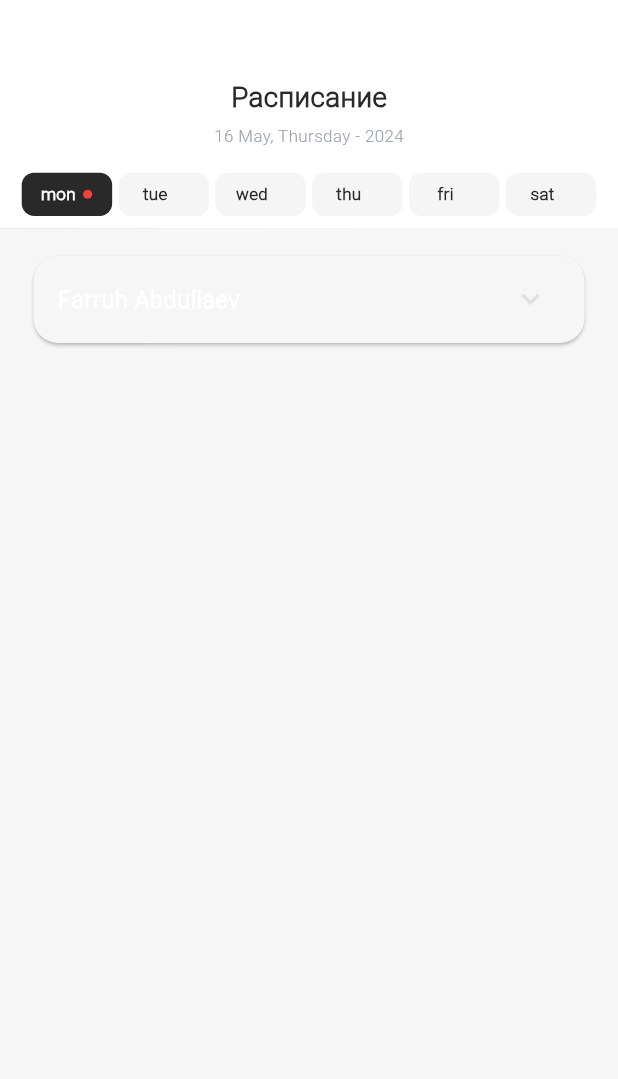
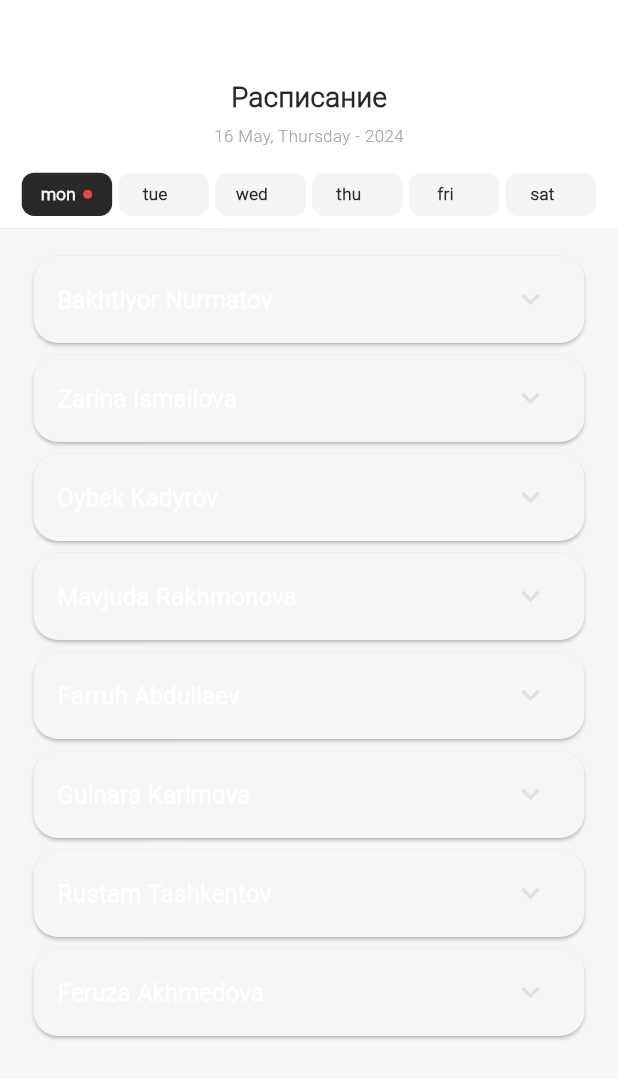
Before and after one commit to TheAbror/med_card, a Flutter app: the TimetableTab widget shown alone on an empty page, opened directly, after a tap on "mon", on a phone screen of 412 x 824 dp. Shown: the top 1079 px of the screen. Run offline on Flutter 3.47's test engine with Material 3 defaults, Android fonts, the phone set to English and light mode, and no system bars; our stand-ins replace bot_toast, chopper, equatable, fl_chart, flutter_bloc, flutter_screenutil and 4 more; missing offline and left inert: flutter_dialogs; accounts and stored records are empty; generated files the repository leaves out were written again; network calls fail.

Commit message:
timetable corrections

```diff
--- a/lib/lib/doc_root_page/tabs/doc_appointment_tab/timetable_tab/bloc/timetable_state.dart
+++ b/lib/lib/doc_root_page/tabs/doc_appointment_tab/timetable_tab/bloc/timetable_state.dart
@@ -64,12 +64,82 @@ class TimetableState extends Equatable {
         [
           WeekDay(
             patientInfo: PatientInfo(
+              id: 10,
+              fullName: 'Bakhtiyor Nurmatov',
+              phone_number: '998911234567',
+              meeting_time: '16:00',
+              topic: 'Orthopedic consultation',
+              comments: 'Wear comfortable clothing',
+            ),
+          ),
+          WeekDay(
+            patientInfo: PatientInfo(
+              id: 11,
+              fullName: 'Zarina Ismailova',
+              phone_number: '998913456789',
+              meeting_time: '12:30',
+              topic: 'Pregnancy check-up',
+              comments: 'Bring medical history',
+            ),
+          ),
+          WeekDay(
+            patientInfo: PatientInfo(
+              id: 12,
+              fullName: 'Oybek Kadyrov',
+              phone_number: '998915678901',
+              meeting_time: '15:00',
+              topic: 'Skin consultation',
+              comments: 'Avoid using skin products before visit',
+            ),
+          ),
+          WeekDay(
+            patientInfo: PatientInfo(
+              id: 13,
+              fullName: 'Mavjuda Rakhmonova',
+              phone_number: '998917890123',
+              meeting_time: '17:00',
+              topic: 'Cardiology appointment',
+              comments: 'Bring previous ECG results',
+            ),
+          ),
+          WeekDay(
+            patientInfo: PatientInfo(
               id: 1,
               fullName: 'Farruh Abdullaev',
               phone_number: '998112233445',
               meeting_time: '10:30',
               topic: 'Regular checkup',
               comments: '',
+            ),
+          ),
+          WeekDay(
+            patientInfo: PatientInfo(
+              id: 5,
+              fullName: 'Gulnara Karimova',
+              phone_number: '998901234567',
+              meeting_time: '09:00',
+              topic: 'Dental check-up',
+              comments: 'Review dental history',
+            ),
+          ),
+          WeekDay(
+            patientInfo: PatientInfo(
+              id: 6,
+              fullName: 'Rustam Tashkentov',
+              phone_number: '998903456789',
+              meeting_time: '11:00',
+              topic: 'Routine physical exam',
+              comments: 'Fast for 12 hours before',
+            ),
+          ),
+          WeekDay(
+            patientInfo: PatientInfo(
+              id: 7,
+              fullName: 'Feruza Akhmedova',
+              phone_number: '998905678901',
+              meeting_time: '14:00',
+              topic: 'Eye examination',
+              comments: 'Bring previous eye exam reports',
             ),
           ),
         ],
@@ -84,6 +154,26 @@ class TimetableState extends Equatable {
               comments: 'Bring medical reports',
             ),
           ),
+          WeekDay(
+            patientInfo: PatientInfo(
+              id: 8,
+              fullName: 'Anvar Rashidov',
+              phone_number: '998907890123',
+              meeting_time: '10:30',
+              topic: 'Follow-up consultation',
+              comments: 'Discuss test results',
+            ),
+          ),
+          WeekDay(
+            patientInfo: PatientInfo(
+              id: 9,
+              fullName: 'Dilnoza Turgunova',
+              phone_number: '998909876543',
+              meeting_time: '13:00',
+              topic: 'Nutrition counseling',
+              comments: 'Bring food diary',
+            ),
+          ),
         ],
         [
           WeekDay(
@@ -94,6 +184,66 @@ class TimetableState extends Equatable {
               meeting_time: '14:00',
               topic: 'New patient consultation',
               comments: '',
+            ),
+          ),
+          WeekDay(
+            patientInfo: PatientInfo(
+              id: 11,
+              fullName: 'Zarina Ismailova',
+              phone_number: '998913456789',
+              meeting_time: '12:30',
+              topic: 'Pregnancy check-up',
+              comments: 'Bring medical history',
+            ),
+          ),
+          WeekDay(
+            patientInfo: PatientInfo(
+              id: 12,
+              fullName: 'Oybek Kadyrov',
+              phone_number: '998915678901',
+              meeting_time: '15:00',
+              topic: 'Skin consultation',
+              comments: 'Avoid using skin products before visit',
+            ),
+          ),
+          WeekDay(
+            patientInfo: PatientInfo(
+              id: 13,
+              fullName: 'Mavjuda Rakhmonova',
+              phone_number: '998917890123',
+              meeting_time: '17:00',
+              topic: 'Cardiology appointment',
+              comments: 'Bring previous ECG results',
+            ),
+          ),
+          WeekDay(
+            patientInfo: PatientInfo(
+              id: 1,
+              fullName: 'Farruh Abdullaev',
+              phone_number: '998112233445',
+              meeting_time: '10:30',
+              topic: 'Regular checkup',
+              comments: '',
+            ),
+          ),
+          WeekDay(
+            patientInfo: PatientInfo(
+              id: 5,
+              fullName: 'Gulnara Karimova',
+              phone_number: '998901234567',
+              meeting_time: '09:00',
+              topic: 'Dental check-up',
+              comments: 'Review dental history',
+            ),
+          ),
+          WeekDay(
+            patientInfo: PatientInfo(
+              id: 6,
+              fullName: 'Rustam Tashkentov',
+              phone_number: '998903456789',
+              meeting_time: '11:00',
+              topic: 'Routine physical exam',
+              comments: 'Fast for 12 hours before',
             ),
           ),
         ],
@@ -108,8 +258,109 @@ class TimetableState extends Equatable {
               comments: 'Bring vaccination record',
             ),
           ),
+          WeekDay(
+            patientInfo: PatientInfo(
+              id: 10,
+              fullName: 'Bakhtiyor Nurmatov',
+              phone_number: '998911234567',
+              meeting_time: '16:00',
+              topic: 'Orthopedic consultation',
+              comments: 'Wear comfortable clothing',
+            ),
+          ),
+          WeekDay(
+            patientInfo: PatientInfo(
+              id: 11,
+              fullName: 'Zarina Ismailova',
+              phone_number: '998913456789',
+              meeting_time: '12:30',
+              topic: 'Pregnancy check-up',
+              comments: 'Bring medical history',
+            ),
+          ),
+          WeekDay(
+            patientInfo: PatientInfo(
+              id: 12,
+              fullName: 'Oybek Kadyrov',
+              phone_number: '998915678901',
+              meeting_time: '15:00',
+              topic: 'Skin consultation',
+              comments: 'Avoid using skin products before visit',
+            ),
+          ),
+          WeekDay(
+            patientInfo: PatientInfo(
+              id: 13,
+              fullName: 'Mavjuda Rakhmonova',
+              phone_number: '998917890123',
+              meeting_time: '17:00',
+              topic: 'Cardiology appointment',
+              comments: 'Bring previous ECG results',
+            ),
+          ),
         ],
-        [],
+        [
+          WeekDay(
+            patientInfo: PatientInfo(
+              id: 11,
+              fullName: 'Zarina Ismailova',
+              phone_number: '998913456789',
+              meeting_time: '12:30',
+              topic: 'Pregnancy check-up',
+              comments: 'Bring medical history',
+            ),
+          ),
+          WeekDay(
+            patientInfo: PatientInfo(
+              id: 12,
+              fullName: 'Oybek Kadyrov',
+              phone_number: '998915678901',
+              meeting_time: '15:00',
+              topic: 'Skin consultation',
+              comments: 'Avoid using skin products before visit',
+            ),
+          ),
+          WeekDay(
+            patientInfo: PatientInfo(
+              id: 13,
+              fullName: 'Mavjuda Rakhmonova',
+              phone_number: '998917890123',
+              meeting_time: '17:00',
+              topic: 'Cardiology appointment',
+              comments: 'Bring previous ECG results',
+            ),
+          ),
+          WeekDay(
+            patientInfo: PatientInfo(
+              id: 1,
+              fullName: 'Farruh Abdullaev',
+              phone_number: '998112233445',
+              meeting_time: '10:30',
+              topic: 'Regular checkup',
+              comments: '',
+            ),
+          ),
+          WeekDay(
+            patientInfo: PatientInfo(
+              id: 5,
+              fullName: 'Gulnara Karimova',
+              phone_number: '998901234567',
+              meeting_time: '09:00',
+              topic: 'Dental check-up',
+              comments: 'Review dental history',
+            ),
+          ),
+          WeekDay(
+            patientInfo: PatientInfo(
+              id: 6,
+              fullName: 'Rustam Tashkentov',
+              phone_number: '998903456789',
+              meeting_time: '11:00',
+              topic: 'Routine physical exam',
+              comments: 'Fast for 12 hours before',
+            ),
+          ),
+        ],
         [],
       ),
       selectedTimetableSlots: [
@@ -151,6 +402,16 @@ class TimetableState extends Equatable {
             meeting_time: '15:30',
             topic: 'Consultation',
             comments: 'Bring vaccination record',
+          ),
+        ),
+        WeekDay(
+          patientInfo: PatientInfo(
+            id: 14,
+            fullName: 'Ulugbek Karimov',
+            phone_number: '998919876543',
+            meeting_time: '08:30',
+            topic: 'ENT consultation',
+            comments: 'List all symptoms',
           ),
         ),
       ],
--- a/lib/lib/doc_root_page/tabs/doc_appointment_tab/timetable_tab/timetable_tab.dart
+++ b/lib/lib/doc_root_page/tabs/doc_appointment_tab/timetable_tab/timetable_tab.dart
@@ -36,6 +36,15 @@ class _TimetableTabState extends State<TimetableTab> {
             children: [
               _appBar(context, formattedDate, dayofWeek, year),
               SizedBox(height: 14.h),
+              if (state.selectedTimetableSlots.isEmpty)
+                Center(
+                    child: Padding(
+                  padding: EdgeInsets.only(top: 250.h),
+                  child: Text(
+                    'No patients',
+                    style: TextStyle(fontSize: 20.sp),
+                  ),
+                )),
               Expanded(
                 flex: state.blocProgress == BlocProgress.IS_LOADING ? 0 : 1,
                 child: ListView.builder(
@@ -46,7 +55,38 @@ class _TimetableTabState extends State<TimetableTab> {
                   itemBuilder: (context, index) {
                     var result = state.selectedTimetableSlots[index];
 
-                    var row = Row(
+                    return Card(
+                      elevation: 1,
+                      shape: RoundedRectangleBorder(borderRadius: BorderRadius.circular(16.r)),
+                      child: ExpansionTile(
+                        shape: Border(),
+                        maintainState: true,
+                        expandedCrossAxisAlignment: CrossAxisAlignment.start,
+                        expandedAlignment: Alignment.bottomLeft,
+                        childrenPadding: EdgeInsets.only(bottom: 10.h, left: 12.w),
+                        title: Text(
+                          result.patientInfo?.fullName ?? '',
+                          style: TextStyle(fontWeight: FontWeight.bold),
+                        ),
+                        children: [
+                          Row(
+                            mainAxisAlignment: MainAxisAlignment.spaceBetween,
+                            crossAxisAlignment: CrossAxisAlignment.end,
+                            children: [
+                              Column(
+                                crossAxisAlignment: CrossAxisAlignment.start,
+                                children: [
+                                  Text('ID :${result.patientInfo!.id}'),
+                                  Text('Time :${result.patientInfo!.meeting_time}'),
+                                  Text('Number:${result.patientInfo!.phone_number}'),
+                                  Text('Problem topic: ${result.patientInfo!.topic}'),
+                                  Text('Comment: ${result.patientInfo!.comments}'),
+                                  SizedBox(height: 8.h),
+                                ],
+                              ),
+                            ],
+                          ),
+                          Row(
                             mainAxisAlignment: MainAxisAlignment.end,
                             children: [
                               GestureDetector(
@@ -55,11 +95,12 @@ class _TimetableTabState extends State<TimetableTab> {
                                 },
                                 child: Container(
                                   height: 30.h,
-                            width: 5.w,
+                                  width: 55.w,
                                   decoration: BoxDecoration(
                                     color: AppColors.float,
                                     borderRadius: BorderRadius.all(Radius.circular(8.r)),
-                                border: Border.all(color: AppColors.primary)),
+                                    border: Border.all(color: AppColors.primary),
+                                  ),
                                   child: Center(
                                     child: Text(
                                       'Details',
@@ -99,37 +140,6 @@ class _TimetableTabState extends State<TimetableTab> {
                                   ),
                                 ),
                               ),
-                      ],
-                    );
-                    return Card(
-                      elevation: 1,
-                      shape: RoundedRectangleBorder(borderRadius: BorderRadius.circular(16.r)),
-                      child: ExpansionTile(
-                        shape: Border(),
-                        maintainState: true,
-                        expandedCrossAxisAlignment: CrossAxisAlignment.start,
-                        expandedAlignment: Alignment.bottomLeft,
-                        childrenPadding: EdgeInsets.only(bottom: 10.h, left: 12.w),
-                        title: Text(
-                          result.patientInfo?.fullName ?? '',
-                          style: TextStyle(fontWeight: FontWeight.bold),
-                        ),
-                        children: [
-                          Row(
-                            mainAxisAlignment: MainAxisAlignment.spaceBetween,
-                            crossAxisAlignment: CrossAxisAlignment.end,
-                            children: [
-                              Column(
-                                crossAxisAlignment: CrossAxisAlignment.start,
-                                children: [
-                                  Text('Time :' ' 12:00'),
-                                  Text('Phone Number: +998914309090'),
-                                  Text('Parcel number :' '#$index${1423}$index'),
-                                  Text('Problem topic: Lorem ipsum'),
-                                  Text('Comment: Lorem ipsum'),
-                                ],
-                              ),
-                              row,
                             ],
                           ),
                         ],
--- a/lib/lib/root_patient_page/pages/signin_page/signin_page.dart
+++ b/lib/lib/root_patient_page/pages/signin_page/signin_page.dart
@@ -22,7 +22,7 @@ class _SignInPageState extends State<SignInPage> {
   final _formKey = GlobalKey<FormState>();
 
 //todo3
-  final _usernameController = TextEditingController(text: '200000001');
+  final _usernameController = TextEditingController(text: '1');
   final _passwordController = TextEditingController(text: '123456');
 
   bool isPasscodeOnDefault = false;
@@ -132,11 +132,16 @@ class _SignInPageState extends State<SignInPage> {
   GestureDetector _ContinueButton(BuildContext context, AuthState state) {
     return GestureDetector(
       onTap: () {
-        // final username = _usernameController.text.trim();
+        final username = _usernameController.text.trim();
         // final password = _passwordController.text.trim();
+
         if (_formKey.currentState!.validate()) {
+          if (username.startsWith('1')) {
+            Navigator.pushNamed(context, AppRoutes.docRoot);
+          } else {
+            Navigator.pushNamed(context, AppRoutes.rootPatient);
+          }
           // context.read<AuthBloc>().signIn(username, password);
-          Navigator.pushNamed(context, AppRoutes.docRoot);
         }
       },
       child: Container(
```
Lines whose indentation alone changed are shown as unchanged.
